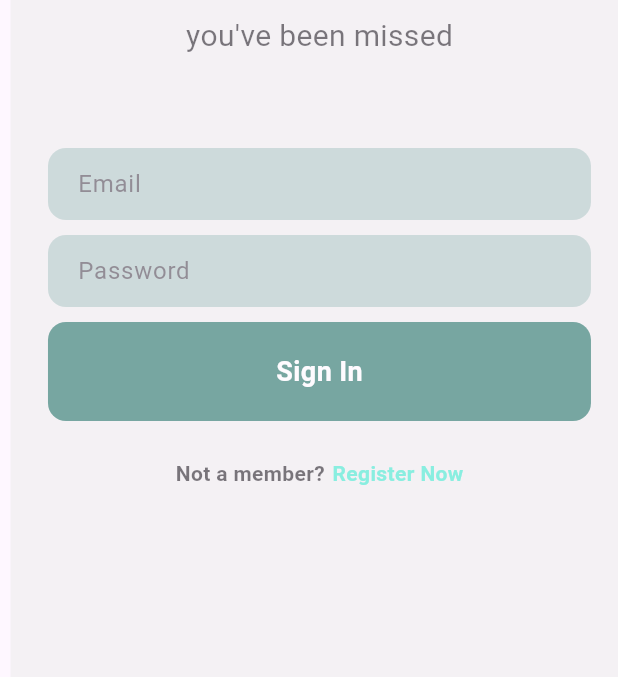
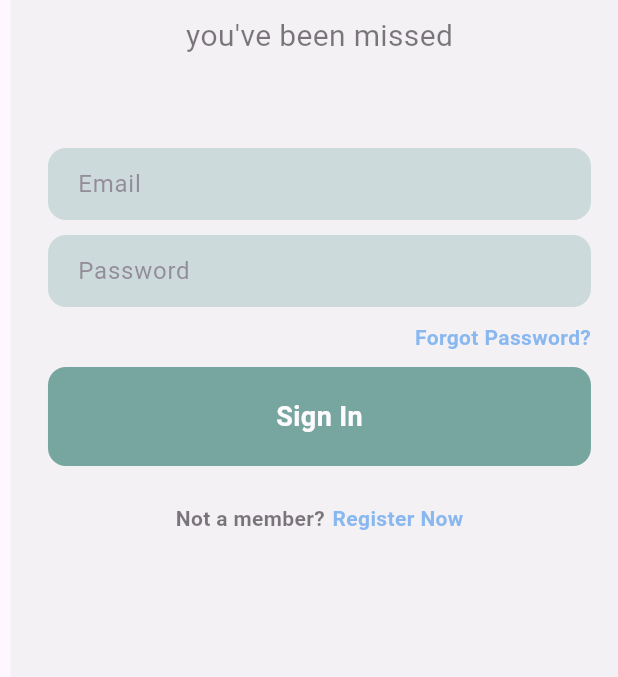
Before and after one commit to ayanappdev/quickfix, a Flutter app: the MainPage screen opened directly, after a tap on the "exit to app" icon, on a phone screen of 412 x 824 dp, the part 545-1222 px from its top. Run offline on Flutter 3.47's test engine with Material 3 defaults, Android fonts, the phone set to English and light mode, and no system bars; our stand-ins replace animated_splash_screen, firebase_auth, firebase_core, lottie; accounts and stored records are empty; network calls fail.

Commit message:
forgot password logic setup

```diff
--- a/lib/Screens/login_Screen.dart
+++ b/lib/Screens/login_Screen.dart
@@ -130,6 +130,32 @@ class _LoginScreenState extends State<LoginScreen> {
                 ),
                 Padding(
                   padding: const EdgeInsets.symmetric(horizontal: 25.0),
+                  child: Row(
+                    mainAxisAlignment: MainAxisAlignment.end,
+                    children: [
+                      InkWell(
+                        onTap: () {
+                          Navigator.pushReplacement(
+                              context,
+                              MaterialPageRoute(
+                                  builder: (context) => ForgotPasswordPage()));
+                        },
+                        child: const Text(
+                          "Forgot Password?",
+                          style: TextStyle(
+                            color: Color.fromARGB(255, 58, 142, 232),
+                            fontWeight: FontWeight.bold,
+                          ),
+                        ),
+                      ),
+                    ],
+                  ),
+                ),
+                const SizedBox(
+                  height: 10,
+                ),
+                Padding(
+                  padding: const EdgeInsets.symmetric(horizontal: 25.0),
                   child: GestureDetector(
                     onTap: () => signIn(context), // Call signIn method
                     child: Container(
@@ -180,7 +206,7 @@ class _LoginScreenState extends State<LoginScreen> {
                       child: Text(
                         "Register Now",
                         style: TextStyle(
-                          color: Color.fromARGB(255, 58, 232, 203),
+                          color: Color.fromARGB(255, 58, 142, 232),
                           fontWeight: FontWeight.bold,
                         ),
                       ),
--- a/lib/auth/main_page.dart
+++ b/lib/auth/main_page.dart
@@ -1,11 +1,10 @@
 import 'package:firebase_auth/firebase_auth.dart';
 import 'package:flutter/material.dart';
 import 'package:quickfix/Screens/home_screen.dart';
-
 import 'package:quickfix/auth/auth_page.dart';
 
 class MainPage extends StatefulWidget {
-  const MainPage({super.key});
+  const MainPage({Key? key}) : super(key: key);
 
   @override
   State<MainPage> createState() => _MainPageState();
@@ -13,14 +12,27 @@ class MainPage extends StatefulWidget {
 
 class _MainPageState extends State<MainPage> {
   @override
+  void initState() {
+    super.initState();
+    // Check if the user is already logged in
+    User? user = FirebaseAuth.instance.currentUser;
+    if (user != null) {
+      // If user is logged in, force logout
+      FirebaseAuth.instance.signOut();
+    }
+  }
+
+  @override
   Widget build(BuildContext context) {
     return Scaffold(
       body: StreamBuilder<User?>(
         stream: FirebaseAuth.instance.authStateChanges(),
         builder: (context, snapshot) {
           if (snapshot.hasData) {
+            // User is logged in, show HomeScreen
             return HomeScreen();
           } else {
+            // User is not logged in, show AuthPage
             return AuthPage();
           }
         },
@@ -28,3 +40,34 @@ class _MainPageState extends State<MainPage> {
     );
   }
 }
+
+// import 'package:firebase_auth/firebase_auth.dart';
+// import 'package:flutter/material.dart';
+// import 'package:quickfix/Screens/home_screen.dart';
+
+// import 'package:quickfix/auth/auth_page.dart';
+
+// class MainPage extends StatefulWidget {
+//   const MainPage({super.key});
+
+//   @override
+//   State<MainPage> createState() => _MainPageState();
+// }
+
+// class _MainPageState extends State<MainPage> {
+//   @override
+//   Widget build(BuildContext context) {
+//     return Scaffold(
+//       body: StreamBuilder<User?>(
+//         stream: FirebaseAuth.instance.authStateChanges(),
+//         builder: (context, snapshot) {
+//           if (snapshot.hasData) {
+//             return HomeScreen();
+//           } else {
+//             return AuthPage();
+//           }
+//         },
+//       ),
+//     );
+//   }
+// }
```
Also changed, not shown: lib/Screens/forgot_pw_screen.dart (+47 -5 lines), lib/Screens/register_page.dart (+1 -19 lines).
